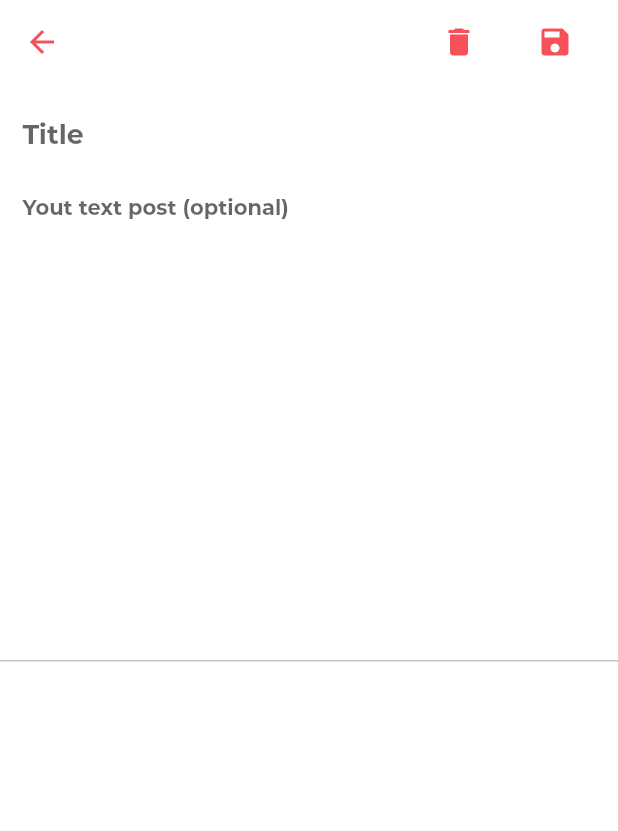
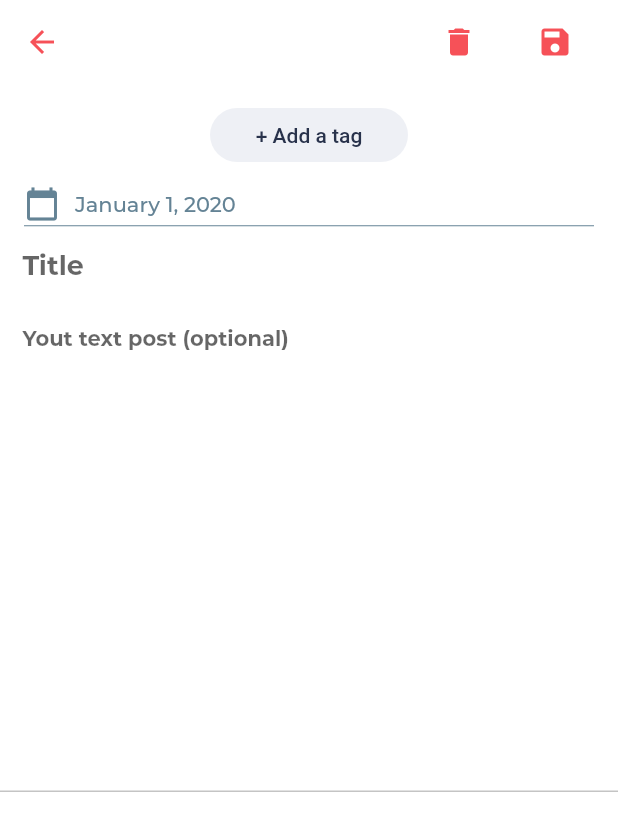
Before and after one commit to sujithjose5/practiceExchange, a Flutter app: the screen it shows once a user with an empty profile is signed in, item 3 of the bottom bar chosen, on a phone screen of 412 x 824 dp. Shown: the top 831 px of the screen. Run offline on Flutter 3.47's test engine with Material 2 defaults, Android fonts, the light colour scheme and no system bars; our stand-ins replace cloud_firestore, firebase_auth; accounts and stored records are empty; project files that could hold a hidden picture were left out.

Commit message:
Updated form page to be identical to design without Rich text editor.

```diff
--- a/practice_exchange/lib/screens/post_widget/post_widget.dart
+++ b/practice_exchange/lib/screens/post_widget/post_widget.dart
@@ -113,6 +113,50 @@ class _PostWidgetState extends State<PostWidget> {
             SizedBox(
               height: 10.0,
             ),
+            Container(
+              padding: EdgeInsets.symmetric(horizontal: 140.0),
+              child: FlatButton(
+                padding: EdgeInsets.all(8.0),
+                shape: RoundedRectangleBorder(
+                  borderRadius: BorderRadius.circular(18.0),
+                ),
+                onPressed: () {},
+                color: Color(0xffEEF0F5),
+                textColor: Color(0xff28324B),
+                child: Text('+ Add a tag'),
+              ),
+            ),
+            Container(
+              padding: EdgeInsets.only(top: 10.0),
+              margin: EdgeInsets.only(left: 16.0, right: 16.0),
+              child: Column(
+                crossAxisAlignment: CrossAxisAlignment.start,
+                children: <Widget>[
+                  Row(
+                    children: <Widget>[
+                      Icon(
+                        Icons.calendar_today,
+                        color: Color(0xff648395),
+                      ),
+                      SizedBox(
+                        width: 10.0,
+                      ),
+                      Text(
+                        'January 1, 2020',
+                        style: TextStyle(
+                          color: Color(0xff648395),
+                          fontFamily: "Montserrat",
+                        ),
+                      )
+                    ],
+                  ),
+                  Divider(
+                    color: Color(0xff648395),
+                    height: 5,
+                  ),
+                ],
+              ),
+            ),
             Align(
               alignment: Alignment.topLeft,
               child: _buildTitle(),
```
